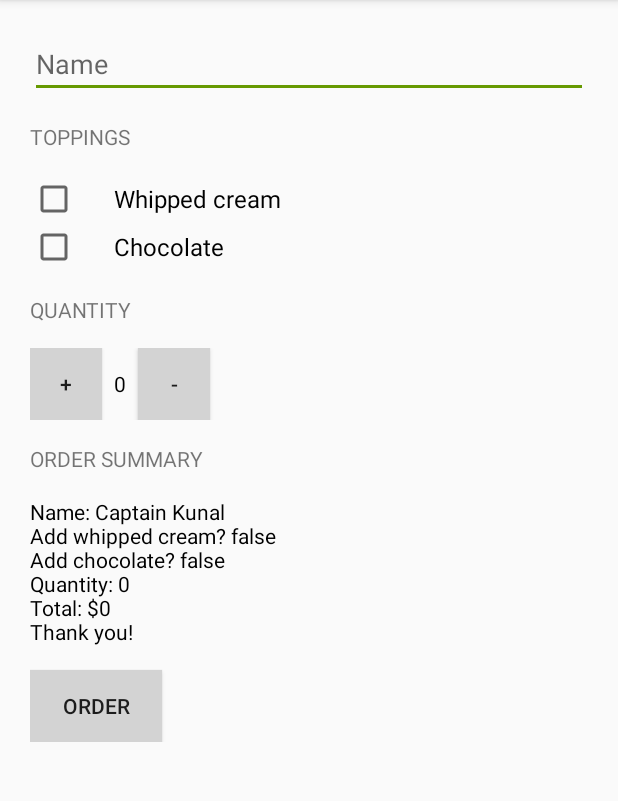
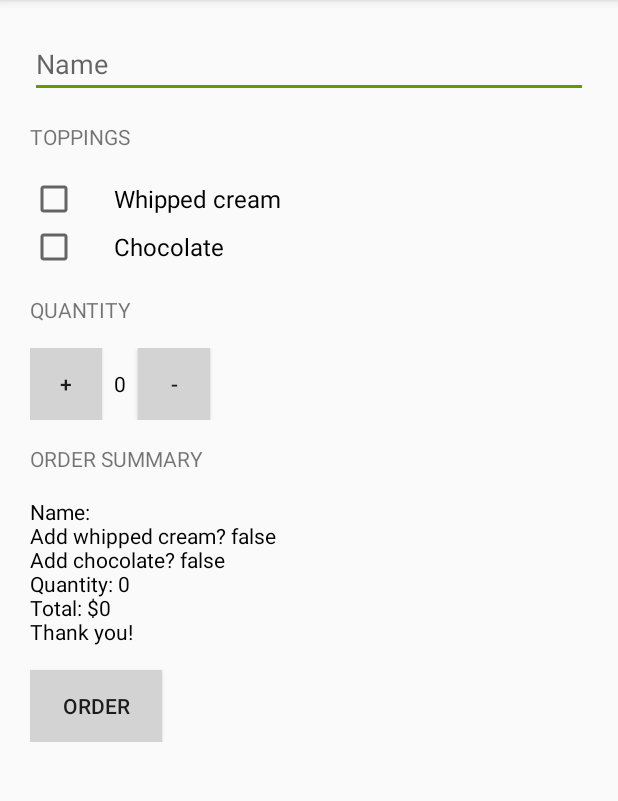
Before and after one commit to kboul/JustJava, an Android app: the screen it shows after launch (MainActivity), after a tap on "ORDER", on a phone screen of 412 x 824 dp, the part 84-885 px from its top. Run offline under Robolectric (Android 15) with nearby library versions, the phone set to English and light mode, and no system bars.

Commit message:
Update order summary to include inserted name

```diff
--- a/app/src/main/java/com/example/android/justjava/MainActivity.java
+++ b/app/src/main/java/com/example/android/justjava/MainActivity.java
@@ -5,6 +5,7 @@ import android.support.v7.app.AppCompatActivity;
 import android.util.Log;
 import android.view.View;
 import android.widget.CheckBox;
+import android.widget.EditText;
 import android.widget.TextView;
 
 import java.text.NumberFormat;
@@ -26,6 +27,9 @@ public class MainActivity extends AppCompatActivity {
      * This method is called when the order button is clicked.
      */
     public void submitOrder(View view) {
+        EditText nameEditText = (EditText) findViewById(R.id.name_edit_text);
+        String nameEditTextContent = nameEditText.getText().toString();
+
         CheckBox whippedCreamCheckBox = (CheckBox) findViewById(R.id.whipped_cream_checkbox);
         boolean hasWhippedCream = whippedCreamCheckBox.isChecked();
 
@@ -35,7 +39,7 @@ public class MainActivity extends AppCompatActivity {
         int price = calculatePrice(quantity, 5);
         Log.v("MainActivity", "The price is " + price); //logs a variable to console
 
-        String message = createOrderSummary(price, hasWhippedCream, hasChocolate);
+        String message = createOrderSummary(price, hasWhippedCream, hasChocolate, nameEditTextContent);
         displayMessage(message);
     }
 
@@ -57,8 +61,9 @@ public class MainActivity extends AppCompatActivity {
      * @param hasWhippedCream is the state of the checkbox
      * @return text summary
      */
-    private String createOrderSummary(int priceOfOrder, boolean hasWhippedCream, boolean hasChocolate) {
-        String message = "Name: Captain Kunal \nAdd whipped cream? " + hasWhippedCream;
+    private String createOrderSummary(int priceOfOrder, boolean hasWhippedCream, boolean hasChocolate, String nameEditTextContent) {
+        String message = "Name: " + nameEditTextContent;
+        message += "\nAdd whipped cream? " + hasWhippedCream;
         message += "\nAdd chocolate? " + hasChocolate;
         message += "\nQuantity: " + quantity;
         message += "\nTotal: $" + priceOfOrder + " \nThank you!";
--- a/app/src/main/res/values/styles.xml
+++ b/app/src/main/res/values/styles.xml
@@ -20,7 +20,8 @@
         <item name="android:layout_height">wrap_content</item>
         <item name="android:layout_marginBottom">@dimen/txtMargin</item>
         <item name="android:hint">@string/nameEditTextHint</item>
-        <item name="android:inputType">textMultiLine</item>
+        <!-- Forces inserted text to start with capital letter s-->
+        <item name="android:inputType">textCapWords</item>
         <item name="android:backgroundTint">@android:color/holo_green_dark</item>
     </style>
 
```
